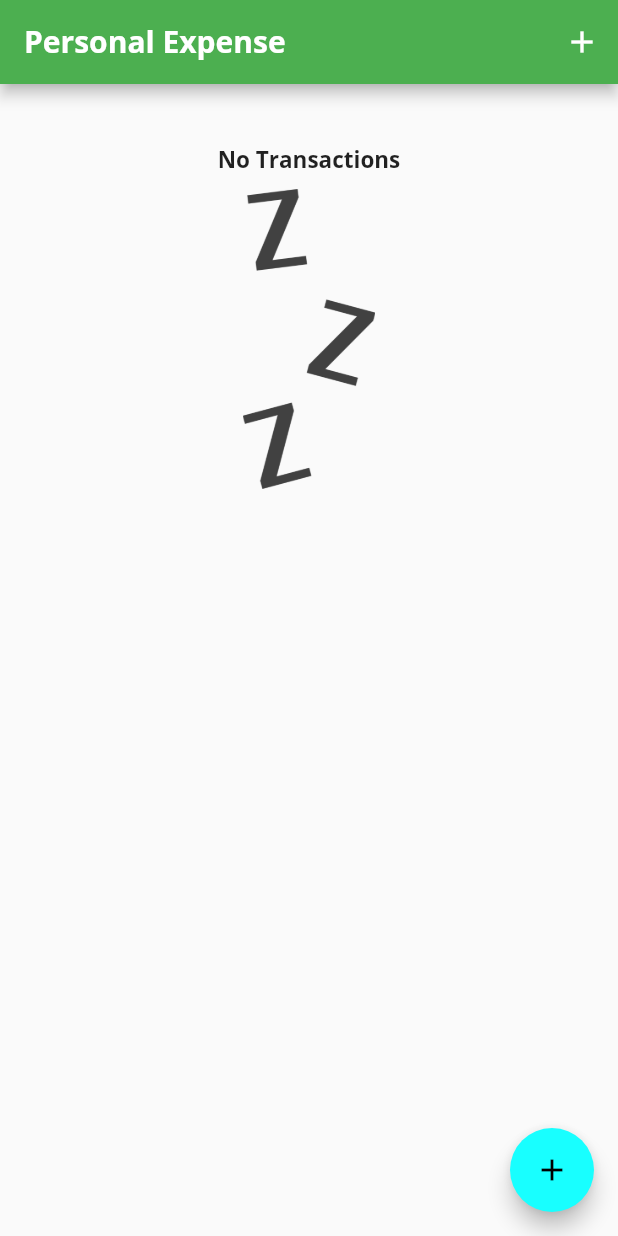
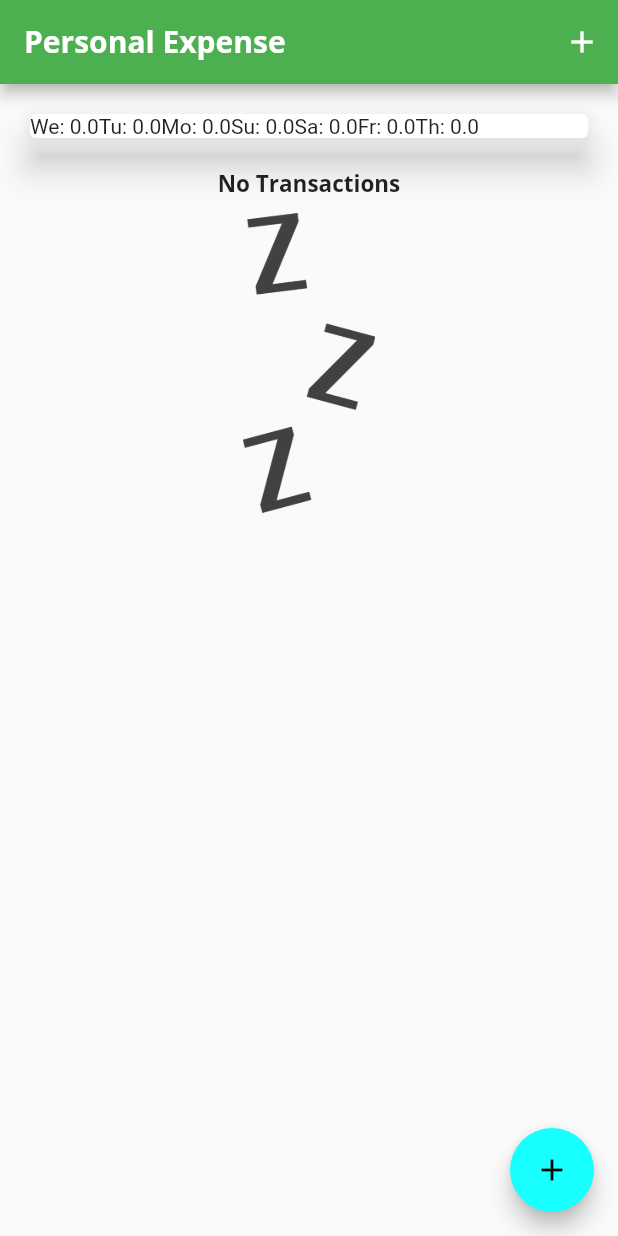
Before and after one commit to onkarnirhali/Personal-Expenses, a Flutter app: the screen it shows after launch, on a phone screen of 412 x 824 dp. Run offline on Flutter 3.47's test engine with Material 2 defaults, Android fonts, the phone set to English and light mode, and no system bars.

Commit message:
Chart Population

```diff
--- a/personal_expense_app/lib/widgets/chart.dart
+++ b/personal_expense_app/lib/widgets/chart.dart
@@ -19,7 +19,10 @@ class Chart extends StatelessWidget {
 
       print(DateFormat.E().format(weekDay));
       print(totalSum);
-      return {'Day': DateFormat.E().format(weekDay), 'amount': totalSum};
+      return {
+        'Day': DateFormat.E().format(weekDay).substring(0, 2),
+        'amount': totalSum
+      };
     });
   }
 
@@ -30,8 +33,11 @@ class Chart extends StatelessWidget {
       elevation: 10,
       margin: EdgeInsets.all(20),
       child: Row(
-        children: <Widget>[],
-      ),
+          children: groupedTransactions.map((e) {
+        // this logic will fetch the data from the groupedtransactions and show it on the chart widget.
+        return Text('${e['Day']}: ${e['amount']}'
+            .toString()); // we have concatenated the data
+      }).toList()), // since it is a data of 7 days we needed to make it in a list
     );
   }
 }
```
Also changed, not shown: personal_expense_app/lib/main.dart (+0 -43 lines).
